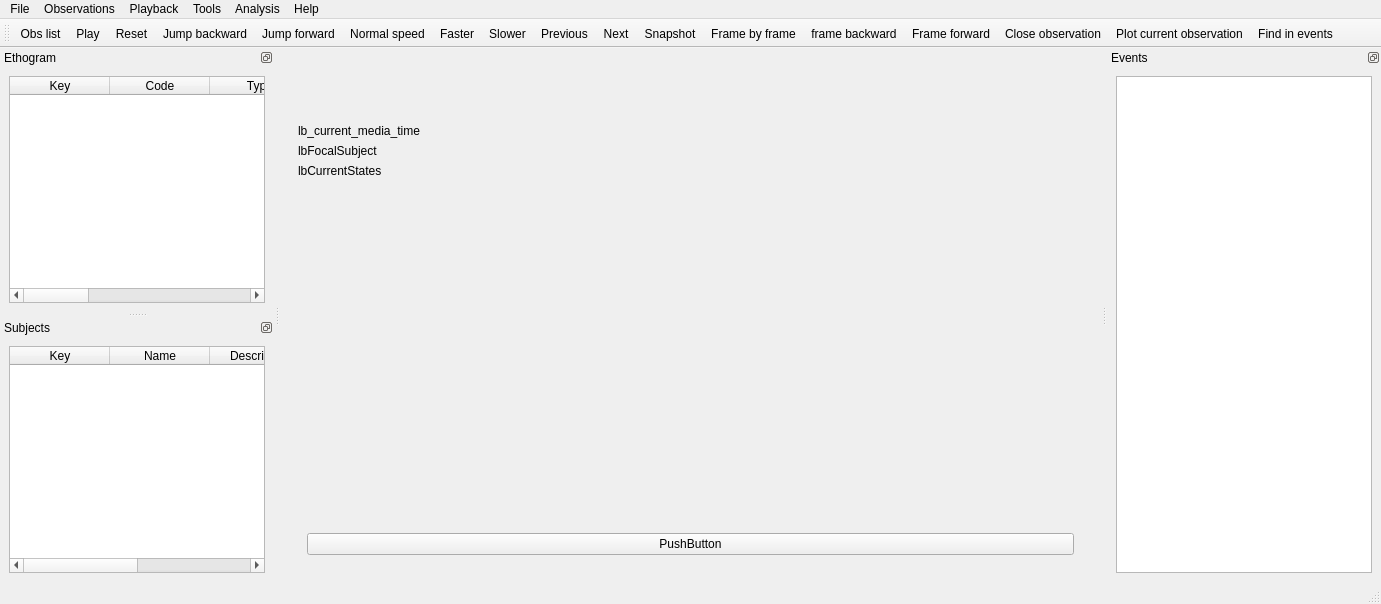
This is boris/boris.ui in olivierfriard/BORIS as Qt 5 draws it before an edit. The edited form follows.
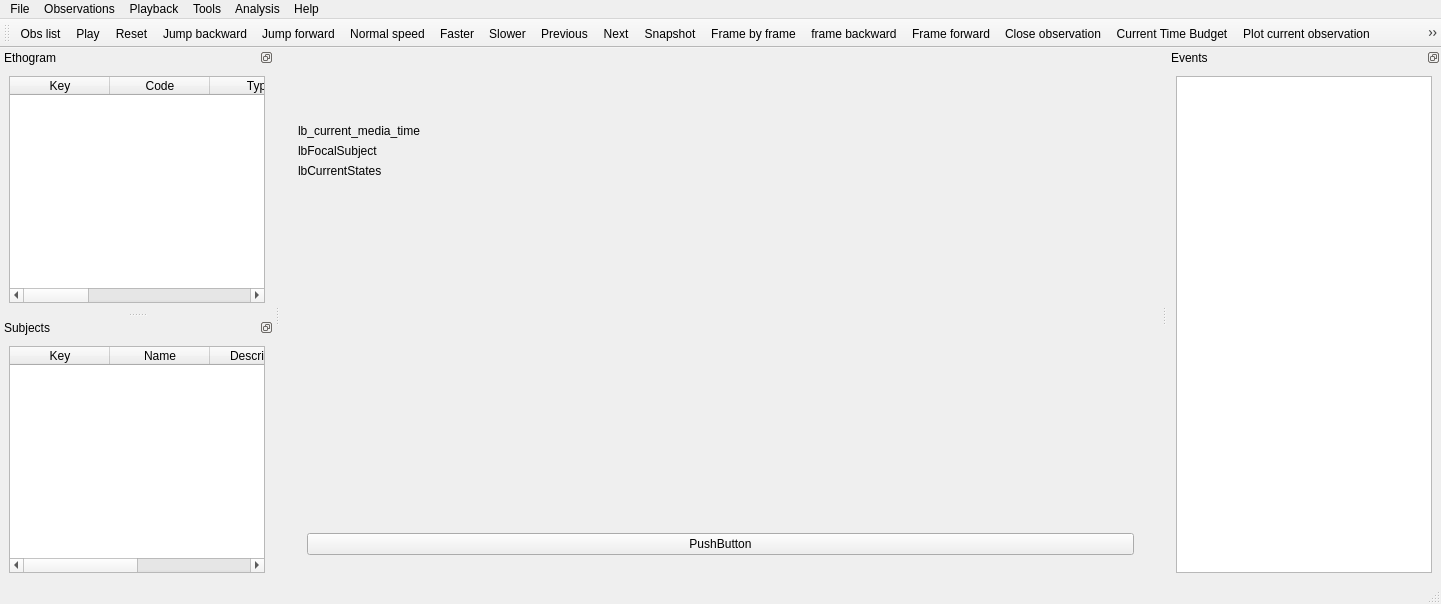
This is the edited form.

Commit message: added time budget for current observation in toolbar

The edit to the form file:
```diff
--- a/boris/boris.ui
+++ b/boris/boris.ui
@@ -6,7 +6,7 @@
    <rect>
     <x>0</x>
     <y>0</y>
-    <width>1381</width>
+    <width>1441</width>
     <height>604</height>
    </rect>
   </property>
@@ -144,7 +144,7 @@
     <rect>
      <x>0</x>
      <y>0</y>
-     <width>1381</width>
+     <width>1441</width>
      <height>22</height>
     </rect>
    </property>
@@ -401,6 +401,7 @@
    <addaction name="actionFrame_backward"/>
    <addaction name="actionFrame_forward"/>
    <addaction name="actionCloseObs"/>
+   <addaction name="actionCurrent_Time_Budget"/>
    <addaction name="actionPlot_current_observation"/>
    <addaction name="actionFind_in_current_obs"/>
   </widget>
@@ -1417,6 +1418,11 @@
     <string>grouped subjects</string>
    </property>
   </action>
+  <action name="actionCurrent_Time_Budget">
+   <property name="text">
+    <string>Current Time Budget</string>
+   </property>
+  </action>
  </widget>
  <resources/>
  <connections/>
```
The commit also changes 3 other files.
